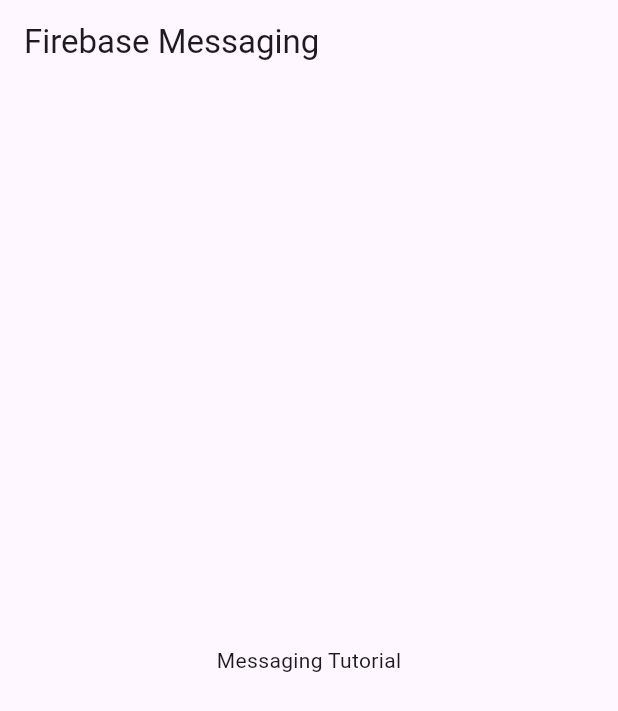
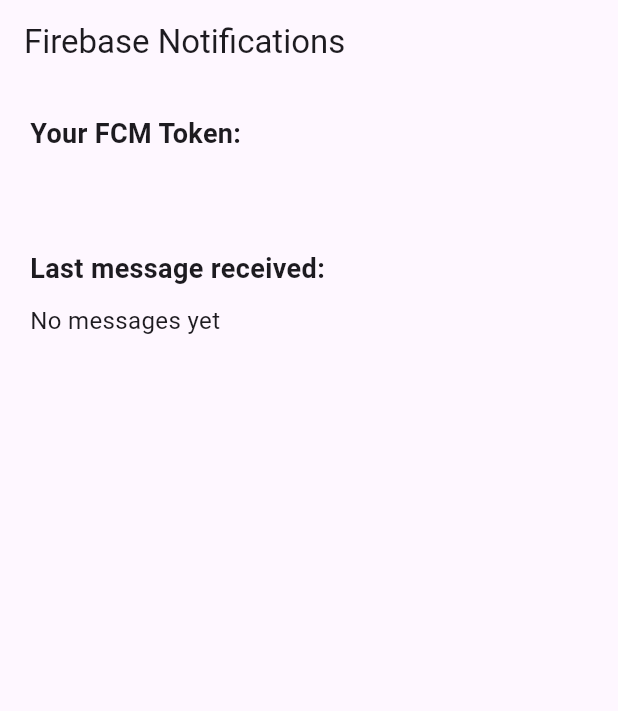
Before and after one commit to aftonjulene/in-cw17, a Flutter app: the screen it shows after launch, on a phone screen of 412 x 824 dp. Shown: the top 711 px of the screen. Run offline on Flutter 3.47's test engine with Material 3 defaults, Android fonts, the phone set to English and light mode, and no system bars; our stand-ins replace firebase_core, firebase_messaging; accounts and stored records are empty; generated files the repository leaves out were written again.

Commit message:
basic notification code, did first test

```diff
--- a/lib/main.dart
+++ b/lib/main.dart
@@ -1,81 +1,137 @@
+import 'package:flutter/material.dart';
 import 'package:firebase_core/firebase_core.dart';
 import 'package:firebase_messaging/firebase_messaging.dart';
-import 'package:flutter/material.dart';
 import 'firebase_options.dart';
 
-Future<void> _messageHandler(RemoteMessage message) async {
-  print('background message ${message.notification!.body}');
+Future<void> _backgroundHandler(RemoteMessage message) async {
+  print("Background message: ${message.data}");
 }
 
 void main() async {
   WidgetsFlutterBinding.ensureInitialized();
   await Firebase.initializeApp(options: DefaultFirebaseOptions.currentPlatform);
-  FirebaseMessaging.onBackgroundMessage(_messageHandler);
-  runApp(MessagingTutorial());
+  FirebaseMessaging.onBackgroundMessage(_backgroundHandler);
+  runApp(const MessagingApp());
 }
 
-class MessagingTutorial extends StatelessWidget {
+class MessagingApp extends StatelessWidget {
+  const MessagingApp({super.key});
+
   @override
   Widget build(BuildContext context) {
     return MaterialApp(
+      title: "FCM Demo",
       debugShowCheckedModeBanner: false,
-      title: 'Firebase Messaging',
       theme: ThemeData(primarySwatch: Colors.blue),
-      home: MyHomePage(title: 'Firebase Messaging'),
+      home: const HomePage(),
     );
   }
 }
 
-class MyHomePage extends StatefulWidget {
-  MyHomePage({Key? key, this.title}) : super(key: key);
-  final String? title;
+class HomePage extends StatefulWidget {
+  const HomePage({super.key});
+
   @override
-  _MyHomePageState createState() => _MyHomePageState();
+  State<HomePage> createState() => _HomePageState();
 }
 
-class _MyHomePageState extends State<MyHomePage> {
-  late FirebaseMessaging messaging;
-  String? notificationText;
+class _HomePageState extends State<HomePage> {
+  String? token = "";
+  String lastMessage = "No messages yet";
+
   @override
   void initState() {
     super.initState();
-    messaging = FirebaseMessaging.instance;
-    messaging.subscribeToTopic("messaging");
+    final messaging = FirebaseMessaging.instance;
+
     messaging.getToken().then((value) {
-      print(value);
+      print("FCM TOKEN: $value");
+      setState(() => token = value);
     });
-    FirebaseMessaging.onMessage.listen((RemoteMessage event) {
-      print("message recieved");
-      print(event.notification!.body);
-      print(event.data.values);
-      showDialog(
-        context: context,
-        builder: (BuildContext context) {
-          return AlertDialog(
-            title: Text("Notification"),
-            content: Text(event.notification!.body!),
-            actions: [
-              TextButton(
-                child: Text("Ok"),
-                onPressed: () {
-                  Navigator.of(context).pop();
-                },
-              ),
-            ],
-          );
-        },
-      );
+
+    FirebaseMessaging.onMessage.listen((message) {
+      _handleNotification(message);
     });
+
     FirebaseMessaging.onMessageOpenedApp.listen((message) {
-      print('Message clicked!');
+      _handleNotification(message);
     });
+  }
+
+  void _handleNotification(RemoteMessage message) {
+    final type = message.data["type"] ?? "regular";
+    final body = message.notification?.body ?? "No body";
+
+    setState(() => lastMessage = "$type → $body");
+
+    if (type == "important") {
+      _showImportantDialog(body);
+    } else {
+      _showRegularDialog(body);
+    }
+  }
+
+  void _showRegularDialog(String body) {
+    showDialog(
+      context: context,
+      builder: (_) => AlertDialog(
+        title: const Text("Regular Notification"),
+        content: Text(body),
+        actions: [
+          TextButton(
+            child: const Text("OK"),
+            onPressed: () => Navigator.pop(context),
+          ),
+        ],
+      ),
+    );
+  }
+
+  void _showImportantDialog(String body) {
+    showDialog(
+      context: context,
+      builder: (_) => AlertDialog(
+        backgroundColor: Colors.red.shade100,
+        title: const Text(
+          "🔥 IMPORTANT ALERT",
+          style: TextStyle(color: Colors.red, fontWeight: FontWeight.bold),
+        ),
+        content: Text(body, style: const TextStyle(fontSize: 18)),
+        actions: [
+          TextButton(
+            child: const Text("OK"),
+            onPressed: () => Navigator.pop(context),
+          ),
+        ],
+      ),
+    );
   }
 
   @override
   Widget build(BuildContext context) {
     return Scaffold(
-      appBar: AppBar(title: Text(widget.title!)),
-      body: Center(child: Text("Messaging Tutorial")),
+      appBar: AppBar(title: const Text("Firebase Notifications")),
+      body: Padding(
+        padding: const EdgeInsets.all(20.0),
+        child: Column(
+          crossAxisAlignment: CrossAxisAlignment.start,
+          children: [
+            const Text(
+              "Your FCM Token:",
+              style: TextStyle(fontSize: 18, fontWeight: FontWeight.bold),
+            ),
+            const SizedBox(height: 10),
+            SelectableText(token ?? ""),
+            const SizedBox(height: 30),
+            const Text(
+              "Last message received:",
+              style: TextStyle(fontSize: 18, fontWeight: FontWeight.bold),
+            ),
+            const SizedBox(height: 10),
+            Text(lastMessage, style: const TextStyle(fontSize: 16)),
+          ],
+        ),
+      ),
     );
   }
 }
```
